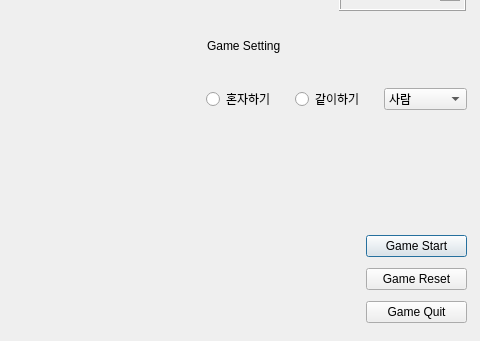
Before: the Qt Designer form Reverse_Othello.ui in heuristicwave/Reverse_Othello, drawn with Qt 5; both pictures show x 305 to 785 and y 160 to 501 of the 785 by 501 pixel window.
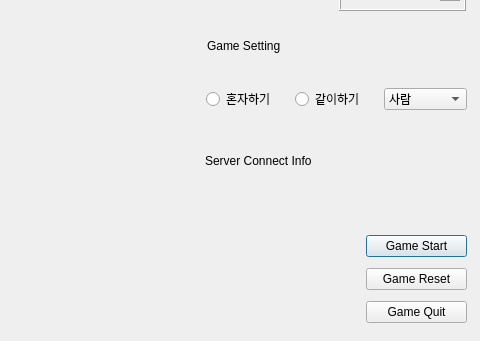
After: the same form once the commit is applied.

Patch:
```diff
--- a/Reverse_Othello.ui
+++ b/Reverse_Othello.ui
@@ -153,6 +153,19 @@
     <string>Game Setting</string>
    </property>
   </widget>
+  <widget class="QLabel" name="label_5">
+   <property name="geometry">
+    <rect>
+     <x>510</x>
+     <y>310</y>
+     <width>261</width>
+     <height>21</height>
+    </rect>
+   </property>
+   <property name="text">
+    <string>Server Connect Info</string>
+   </property>
+  </widget>
  </widget>
  <resources/>
  <connections/>
```
